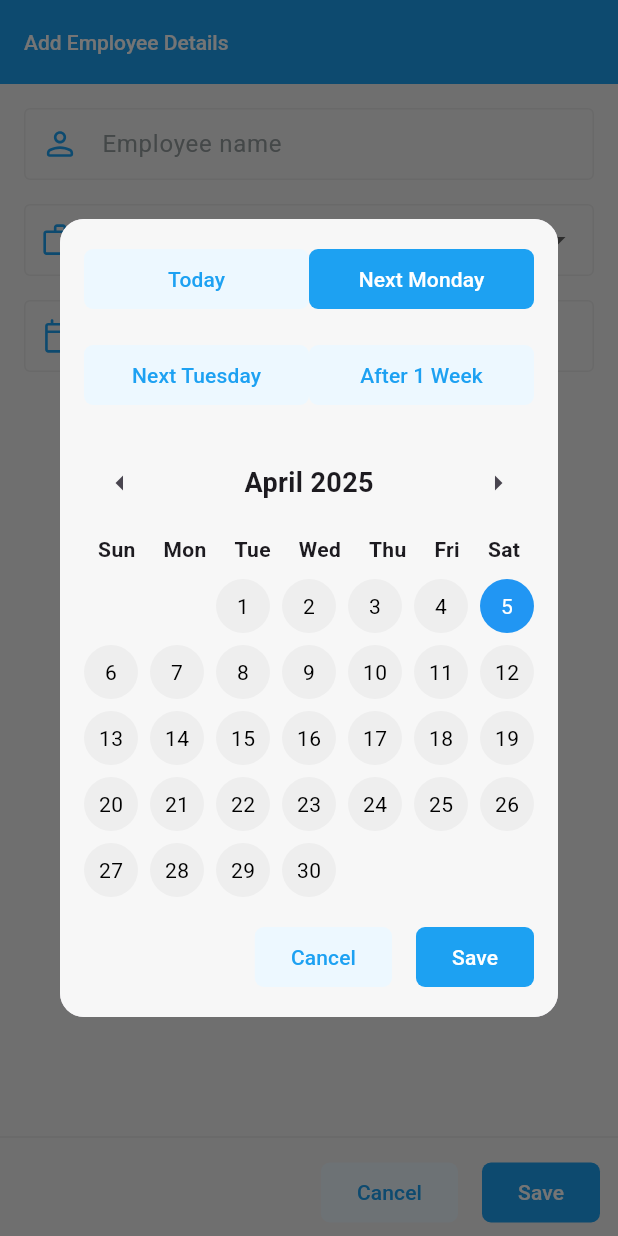
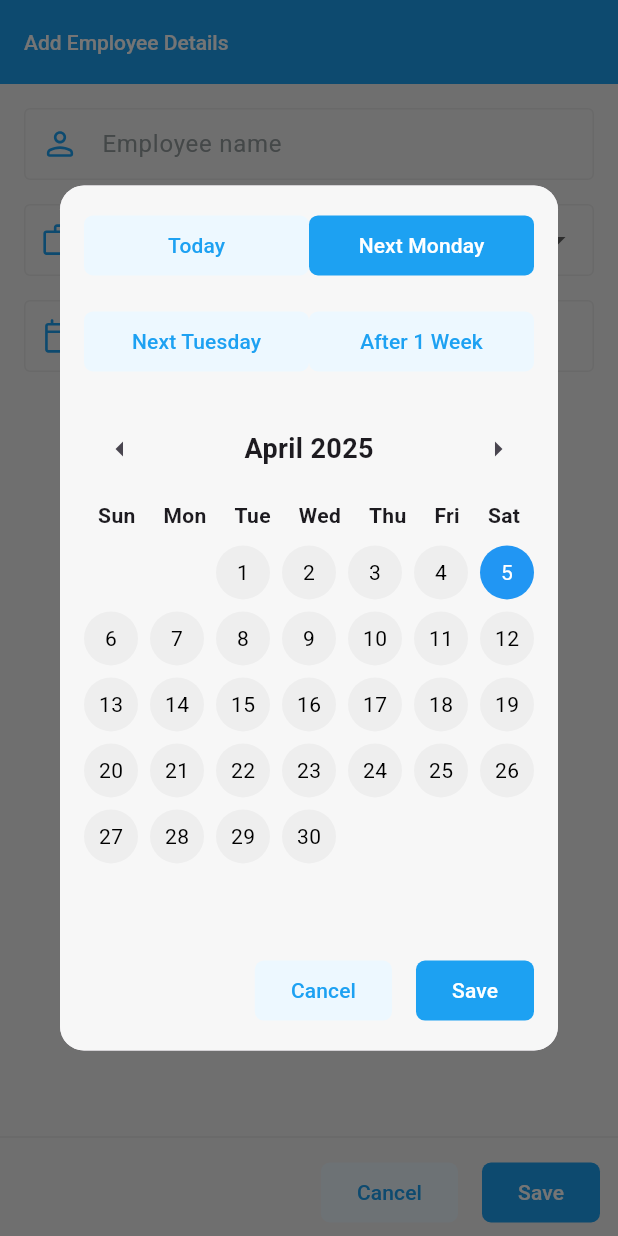
Before and after one commit to ashish-patil89/realtime_assessment_v2, a Flutter app: the AddEmployeeScreen screen opened directly, after a tap on "Today", on a phone screen of 412 x 824 dp. Run offline on Flutter 3.47's test engine with Material 3 defaults, Android fonts, the phone set to English and light mode, and no system bars; our stand-ins replace equatable, flutter_bloc, flutter_svg, gap, shared_preferences; accounts and stored records are empty.

Commit message:
* calender height issue fix on web

```diff
--- a/lib/screens/calender/calender_view.dart
+++ b/lib/screens/calender/calender_view.dart
@@ -1,3 +1,4 @@
+import 'package:flutter/foundation.dart';
 import 'package:flutter/material.dart';
 import 'package:flutter_bloc/flutter_bloc.dart';
 import 'package:gap/gap.dart';
@@ -29,6 +30,10 @@ class CalendarView extends StatelessWidget {
   @override
   Widget build(BuildContext context) {
     return Container(
+      width: MediaQuery.of(context).size.height * 0.7,
+      height:
+          MediaQuery.of(context).size.height *
+          (kIsWeb ? 0.85 : 0.7), // To maintain width and height check platform
       decoration: BoxDecoration(
         color: AppColors.appBgWhiteColor,
         borderRadius: BorderRadius.circular(16), // <-- Rounded corners
@@ -96,7 +101,7 @@ class CalendarView extends StatelessWidget {
               ],
             ),
             SizedBox(height: 24),
-            CalendarWidget(isStartDate),
+            Expanded(child: CalendarWidget(isStartDate)),
             SizedBox(height: 16),
             Row(
               mainAxisAlignment: MainAxisAlignment.end,
```
